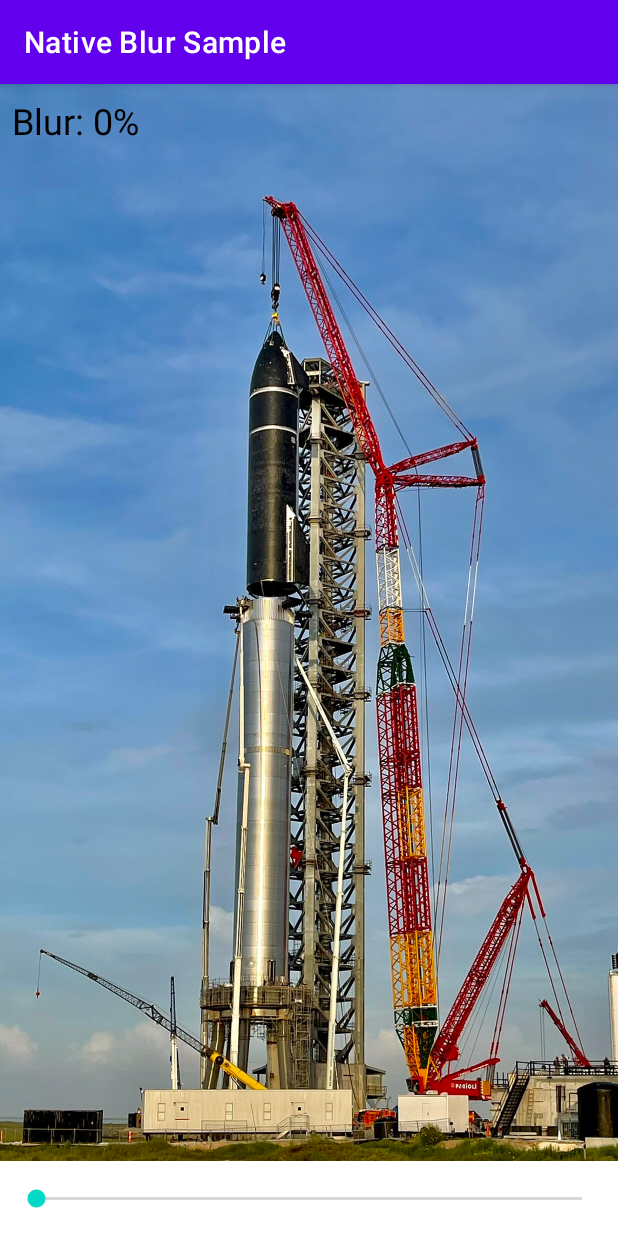
After one commit to aabolfazl/NativeBlur, an Android app: the SeekbarActivity screen opened directly, with no data from a screen before it, on a phone screen of 412 x 824 dp. The commit adds this screen. Run offline under Robolectric (Android 15) with nearby library versions, the phone set to English and light mode, and no system bars.

Commit message:
add dynamic change in SeekbarActivity.kt

```diff
--- a/app/src/main/AndroidManifest.xml
+++ b/app/src/main/AndroidManifest.xml
@@ -18,6 +18,9 @@
                 <category android:name="android.intent.category.LAUNCHER" />
             </intent-filter>
         </activity>
+        <activity
+            android:name=".SeekbarActivity"
+            android:exported="false" />
     </application>
 
 </manifest>
--- /dev/null
+++ b/app/src/main/java/me/abolfazl/nativeblur/sample/SeekbarActivity.kt
@@ -0,0 +1,31 @@
+package me.abolfazl.nativeblur.sample
+
+import android.os.Bundle
+import android.widget.SeekBar
+import androidx.appcompat.app.AppCompatActivity
+import kotlinx.android.synthetic.main.activity_seekbar.*
+
+class SeekbarActivity : AppCompatActivity() {
+    override fun onCreate(savedInstanceState: Bundle?) {
+        super.onCreate(savedInstanceState)
+        setContentView(R.layout.activity_seekbar)
+
+        seekbar.setOnSeekBarChangeListener(object : SeekBar.OnSeekBarChangeListener {
+            override fun onProgressChanged(seekBar: SeekBar?, progress: Int, fromUser: Boolean) {
+                blurView.radius = progress
+
+                radiusTextView.text = "Blur: ${progress * 100 / 50}%"
+            }
+
+            override fun onStartTrackingTouch(seekBar: SeekBar?) {
+
+            }
+
+            override fun onStopTrackingTouch(seekBar: SeekBar?) {
+
+            }
+
+        })
+
+    }
+}
--- /dev/null
+++ b/app/src/main/res/layout/activity_seekbar.xml
@@ -0,0 +1,46 @@
+<?xml version="1.0" encoding="utf-8"?>
+<androidx.constraintlayout.widget.ConstraintLayout xmlns:android="http://schemas.android.com/apk/res/android"
+    xmlns:app="http://schemas.android.com/apk/res-auto"
+    xmlns:tools="http://schemas.android.com/tools"
+    android:layout_width="match_parent"
+    android:layout_height="match_parent"
+    tools:context=".MainActivity">
+
+    <me.abolfazl.nativeblur.BlurView
+        android:id="@+id/blurView"
+        android:layout_width="match_parent"
+        android:layout_height="0dp"
+        android:layout_marginBottom="16dp"
+        android:scaleType="centerCrop"
+        android:src="@drawable/spacex"
+        app:layout_constraintBottom_toTopOf="@id/seekbar"
+        app:layout_constraintEnd_toEndOf="parent"
+        app:layout_constraintStart_toStartOf="parent"
+        app:layout_constraintTop_toTopOf="parent"
+        app:radius="20" />
+
+    <TextView
+        android:id="@+id/radiusTextView"
+        android:layout_width="wrap_content"
+        android:layout_height="wrap_content"
+        android:layout_marginStart="8dp"
+        android:layout_marginTop="8dp"
+        android:text="Blur: 0%"
+        android:textColor="@color/black"
+        android:textSize="24sp"
+        app:layout_constraintStart_toStartOf="parent"
+        app:layout_constraintTop_toTopOf="parent" />
+
+    <SeekBar
+        android:id="@+id/seekbar"
+        android:layout_width="match_parent"
+        android:layout_height="wrap_content"
+        android:layout_marginStart="8dp"
+        android:layout_marginEnd="8dp"
+        android:layout_marginBottom="16dp"
+        android:max="50"
+        app:layout_constraintBottom_toBottomOf="parent"
+        app:layout_constraintEnd_toEndOf="parent"
+        app:layout_constraintStart_toStartOf="parent" />
+
+</androidx.constraintlayout.widget.ConstraintLayout>
```
Also changed, not shown: app/src/main/java/me/abolfazl/nativeblur/sample/MainActivity.kt (+4 -7 lines), app/src/main/res/layout/activity_main.xml (+23 -27 lines), app/src/main/res/drawable/istanbul.jpeg (deleted), app/src/main/res/drawable/spacex.jpeg (added).
